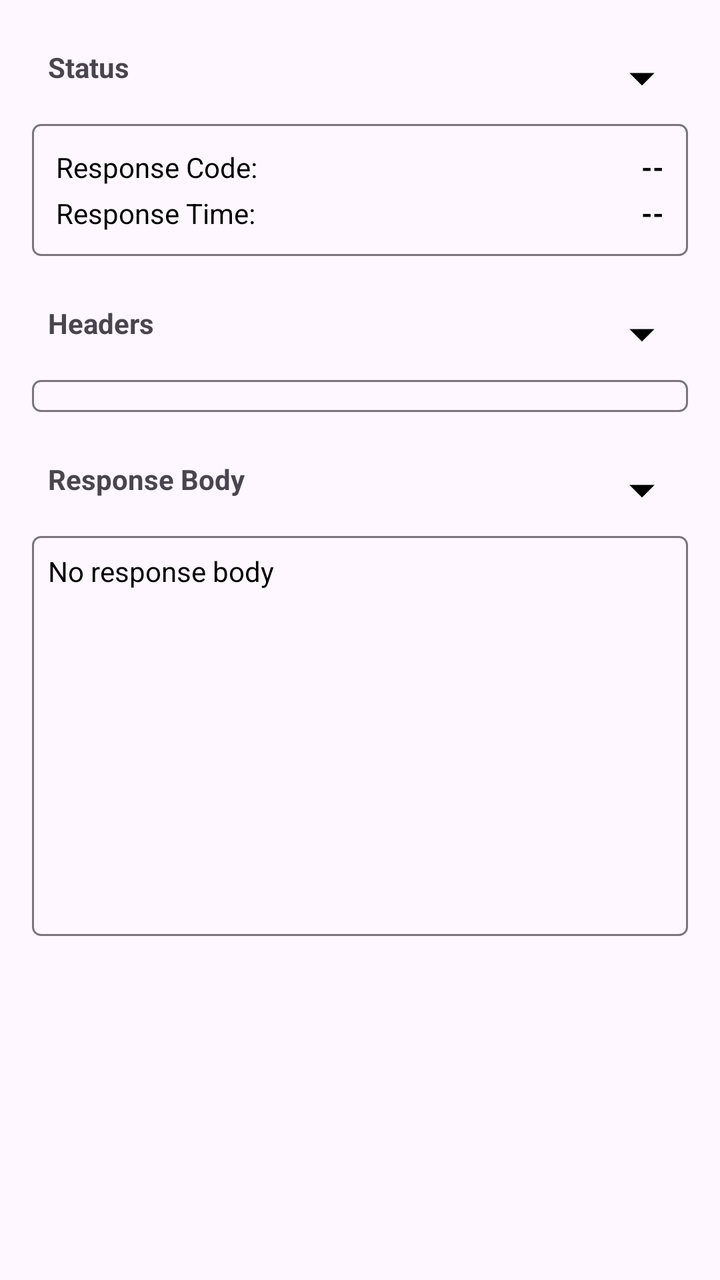
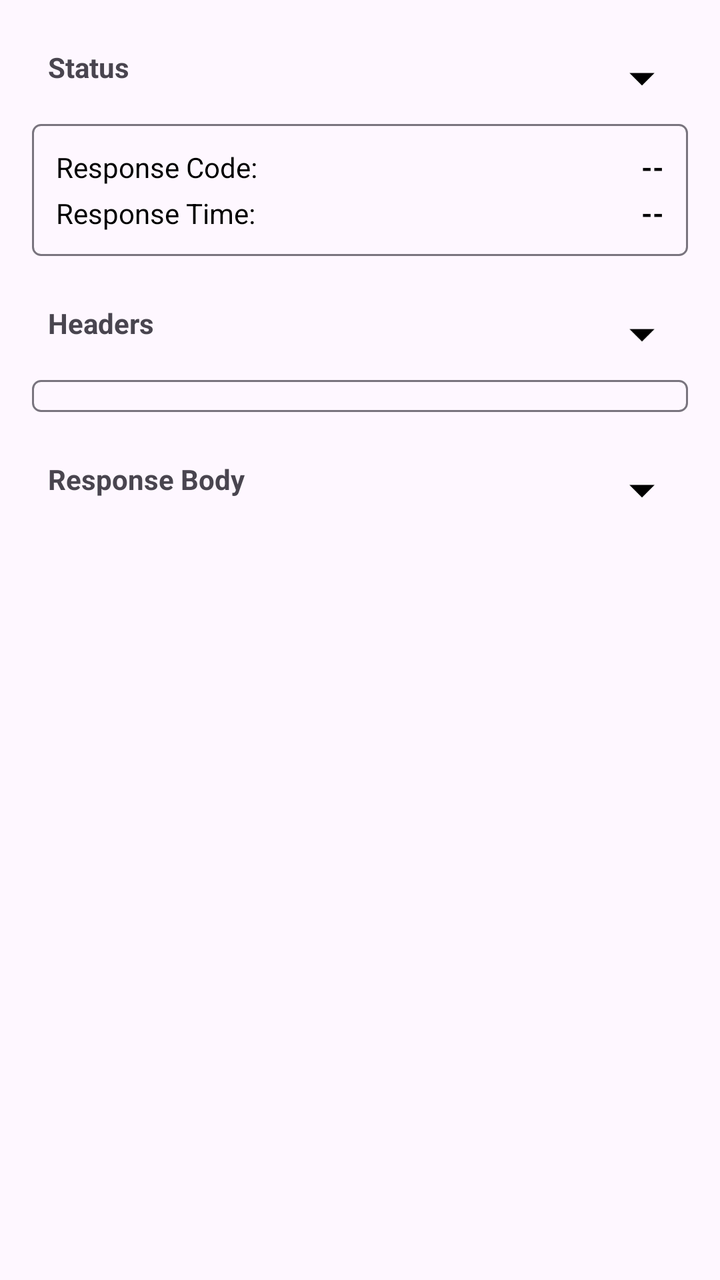

Before-and-after screenshots of an Android layout around one commit, followed by the original layout XML and the change that was made.
<!-- AndroidManifest.xml: application theme Theme.RestApp -->
<!-- res/layout/fragment_response.xml -->
<?xml version="1.0" encoding="utf-8"?>
<ScrollView xmlns:android="http://schemas.android.com/apk/res/android"
    xmlns:app="http://schemas.android.com/apk/res-auto"
    xmlns:tools="http://schemas.android.com/tools"
    android:layout_width="match_parent"
    android:layout_height="match_parent"
    android:fillViewport="true">

    <androidx.constraintlayout.widget.ConstraintLayout
        android:layout_width="match_parent"
        android:layout_height="wrap_content"
        android:padding="16dp">

        
        <LinearLayout
            android:id="@+id/llStatusHeader"
            android:layout_width="0dp"
            android:layout_height="wrap_content"
            android:orientation="horizontal"
            android:padding="8dp"
            app:layout_constraintEnd_toEndOf="parent"
            app:layout_constraintStart_toStartOf="parent"
            app:layout_constraintTop_toTopOf="parent">

            <TextView
                android:layout_width="0dp"
                android:layout_height="wrap_content"
                android:layout_weight="1"
                android:text="Status"
                android:textStyle="bold" />

            <ImageView
                android:id="@+id/ivStatusDropdown"
                android:layout_width="30dp"
                android:layout_height="30dp"
                android:src="@drawable/ic_drop_down"
                android:contentDescription="Toggle status visibility" />
        </LinearLayout>

        <LinearLayout
            android:id="@+id/llStatusContent"
            android:layout_width="0dp"
            android:layout_height="wrap_content"
            android:orientation="vertical"
            android:background="@drawable/border_outline"
            android:padding="12dp"
            android:visibility="visible"
            app:layout_constraintEnd_toEndOf="parent"
            app:layout_constraintStart_toStartOf="parent"
            app:layout_constraintTop_toBottomOf="@id/llStatusHeader">

            <LinearLayout
                android:layout_width="match_parent"
                android:layout_height="wrap_content"
                android:orientation="horizontal"
                android:layout_marginBottom="4dp">

                <TextView
                    android:layout_width="wrap_content"
                    android:layout_height="wrap_content"
                    android:text="Response Code:"
                    android:textColor="@android:color/black" />

                <TextView
                    android:id="@+id/tvResponseCode"
                    android:layout_width="0dp"
                    android:layout_height="wrap_content"
                    android:layout_weight="1"
                    android:text="--"
                    android:gravity="end"
                    android:textStyle="bold"
                    android:textColor="@android:color/black" />
            </LinearLayout>

            <LinearLayout
                android:layout_width="match_parent"
                android:layout_height="wrap_content"
                android:orientation="horizontal">

                <TextView
                    android:layout_width="wrap_content"
                    android:layout_height="wrap_content"
                    android:text="Response Time:"
                    android:textColor="@android:color/black" />

                <TextView
                    android:id="@+id/tvResponseTime"
                    android:layout_width="0dp"
                    android:layout_height="wrap_content"
                    android:layout_weight="1"
                    android:text="--"
                    android:gravity="end"
                    android:textStyle="bold"
                    android:textColor="@android:color/black" />
            </LinearLayout>
        </LinearLayout>

        
        <LinearLayout
            android:id="@+id/llHeadersHeader"
            android:layout_width="0dp"
            android:layout_height="wrap_content"
            android:orientation="horizontal"
            android:padding="8dp"
            android:layout_marginTop="16dp"
            app:layout_constraintEnd_toEndOf="parent"
            app:layout_constraintStart_toStartOf="parent"
            app:layout_constraintTop_toBottomOf="@id/llStatusContent">

            <TextView
                android:layout_width="0dp"
                android:layout_height="wrap_content"
                android:layout_weight="1"
                android:text="Headers"
                android:textStyle="bold" />

            <ImageView
                android:id="@+id/ivHeadersDropdown"
                android:layout_width="30dp"
                android:layout_height="30dp"
                android:src="@drawable/ic_drop_down"
                android:contentDescription="Toggle headers visibility" />
        </LinearLayout>

        <androidx.recyclerview.widget.RecyclerView
            android:id="@+id/rvHeaders"
            android:layout_width="0dp"
            android:layout_height="wrap_content"
            android:background="@drawable/border_outline"
            android:padding="8dp"
            android:visibility="visible"
            app:layout_constraintEnd_toEndOf="parent"
            app:layout_constraintStart_toStartOf="parent"
            app:layout_constraintTop_toBottomOf="@id/llHeadersHeader"
            tools:listitem="@layout/item_header" />

        
        <LinearLayout
            android:id="@+id/llBodyHeader"
            android:layout_width="0dp"
            android:layout_height="wrap_content"
            android:orientation="horizontal"
            android:padding="8dp"
            android:layout_marginTop="16dp"
            app:layout_constraintEnd_toEndOf="parent"
            app:layout_constraintStart_toStartOf="parent"
            app:layout_constraintTop_toBottomOf="@id/rvHeaders">

            <TextView
                android:layout_width="0dp"
                android:layout_height="wrap_content"
                android:layout_weight="1"
                android:text="Response Body"
                android:textStyle="bold" />

            <ImageView
                android:id="@+id/ivBodyDropdown"
                android:layout_width="30dp"
                android:layout_height="30dp"
                android:src="@drawable/ic_drop_down"
                android:contentDescription="Toggle body visibility" />
        </LinearLayout>

        <ScrollView
            android:id="@+id/svBodyContent"
            android:layout_width="0dp"
            android:layout_height="200dp"
            android:background="@drawable/border_outline"
            android:padding="8dp"
            android:visibility="visible"
            app:layout_constraintEnd_toEndOf="parent"
            app:layout_constraintStart_toStartOf="parent"
            app:layout_constraintTop_toBottomOf="@id/llBodyHeader">

            <TextView
                android:id="@+id/tvResponseBody"
                android:layout_width="match_parent"
                android:layout_height="wrap_content"
                android:text="No response body"
                android:textColor="@android:color/black" />
        </ScrollView>

    </androidx.constraintlayout.widget.ConstraintLayout>
</ScrollView>
<!-- res/layout/item_header.xml (included above) -->
<?xml version="1.0" encoding="utf-8"?>
<LinearLayout xmlns:android="http://schemas.android.com/apk/res/android"
    android:layout_width="match_parent"
    android:layout_height="wrap_content"
    android:orientation="horizontal"
    android:padding="8dp">

    <TextView
        android:id="@+id/tvHeaderName"
        android:layout_width="0dp"
        android:layout_height="wrap_content"
        android:layout_weight="1"
        android:textStyle="bold"
        android:textColor="@android:color/black"/>

    <TextView
        android:id="@+id/tvHeaderValue"
        android:layout_width="0dp"
        android:layout_height="wrap_content"
        android:layout_weight="1"
        android:textColor="@android:color/black"
        android:ellipsize="end"
        android:maxLines="1"/>
</LinearLayout>
<!-- resources referenced by this layout -->
<resources>
  <!-- drawable border_outline (drawable) -->
  <?xml version="1.0" encoding="utf-8"?>
  <shape xmlns:android="http://schemas.android.com/apk/res/android">
      <stroke android:width="1dp" android:color="?attr/colorOutline" />
      <corners android:radius="4dp" />
      <solid android:color="@android:color/transparent" />
  </shape>
  <!-- drawable ic_drop_down (drawable) -->
  <vector xmlns:android="http://schemas.android.com/apk/res/android" android:height="24dp" android:tint="#000000" android:viewportHeight="24" android:viewportWidth="24" android:width="24dp">
        
      <path android:fillColor="@android:color/white" android:pathData="M7,10l5,5 5,-5z"/>
      
  </vector>
  <style name="Theme.RestApp" parent="Base.Theme.RestApp" />
  <style name="Base.Theme.RestApp" parent="Theme.Material3.DayNight.NoActionBar">
          
          
      </style>
</resources>

<!-- the commit's change to res/layout/fragment_response.xml (unified diff, before → after) -->
@@ -37,6 +37,7 @@
                 android:contentDescription="Toggle status visibility" />
         </LinearLayout>
 
+        
         <LinearLayout
             android:id="@+id/llStatusContent"
             android:layout_width="0dp"
@@ -161,16 +162,31 @@
                 android:contentDescription="Toggle body visibility" />
         </LinearLayout>
 
+        
+        <androidx.recyclerview.widget.RecyclerView
+            android:id="@+id/rvJsonBody"
+            android:layout_width="0dp"
+            android:layout_height="600dp"
+            android:background="@drawable/border_outline"
+            android:padding="8dp"
+            android:visibility="gone"
+            tools:visibility="visible"
+            app:layout_constraintEnd_toEndOf="parent"
+            app:layout_constraintStart_toStartOf="parent"
+            app:layout_constraintTop_toBottomOf="@id/llBodyHeader" />
+
         <ScrollView
             android:id="@+id/svBodyContent"
             android:layout_width="0dp"
-            android:layout_height="200dp"
-            android:background="@drawable/border_outline"
-            android:padding="8dp"
-            android:visibility="visible"
-            app:layout_constraintEnd_toEndOf="parent"
-            app:layout_constraintStart_toStartOf="parent"
-            app:layout_constraintTop_toBottomOf="@id/llBodyHeader">
+            android:layout_height="600dp"
+            android:background="@drawable/border_outline"
+            android:padding="8dp"
+            android:visibility="gone"
+            tools:visibility="visible"
+            app:layout_constraintEnd_toEndOf="parent"
+            app:layout_constraintStart_toStartOf="parent"
+            app:layout_constraintTop_toBottomOf="@id/llBodyHeader"
+            >
 
             <TextView
                 android:id="@+id/tvResponseBody"
@@ -178,32 +194,55 @@
                 android:layout_height="wrap_content"
                 android:text="No response body"
                 android:textColor="@android:color/black" />
+
         </ScrollView>
 
     </androidx.constraintlayout.widget.ConstraintLayout>
+
 </ScrollView>
 <!-- res/layout/item_header.xml (included above) -->
 <?xml version="1.0" encoding="utf-8"?>
-<LinearLayout xmlns:android="http://schemas.android.com/apk/res/android"
+<androidx.constraintlayout.widget.ConstraintLayout
+    xmlns:android="http://schemas.android.com/apk/res/android"
+    xmlns:app="http://schemas.android.com/apk/res-auto"
     android:layout_width="match_parent"
     android:layout_height="wrap_content"
-    android:orientation="horizontal"
     android:padding="8dp">
 
+    
     <TextView
         android:id="@+id/tvHeaderName"
         android:layout_width="0dp"
         android:layout_height="wrap_content"
-        android:layout_weight="1"
         android:textStyle="bold"
-        android:textColor="@android:color/black"/>
-
-    <TextView
-        android:id="@+id/tvHeaderValue"
+        android:textColor="@android:color/black"
+        android:maxLines="1"
+        android:ellipsize="end"
+        android:paddingEnd="8dp"
+        app:layout_constraintStart_toStartOf="parent"
+        app:layout_constraintTop_toTopOf="parent"
+        app:layout_constraintBottom_toBottomOf="parent"
+        app:layout_constraintWidth_percent="0.4"/>
+
+    
+    <HorizontalScrollView
         android:layout_width="0dp"
         android:layout_height="wrap_content"
-        android:layout_weight="1"
-        android:textColor="@android:color/black"
-        android:ellipsize="end"
-        android:maxLines="1"/>
-</LinearLayout>
+        android:scrollbars="none"
+        android:fillViewport="true"
+        app:layout_constraintStart_toEndOf="@id/tvHeaderName"
+        app:layout_constraintTop_toTopOf="parent"
+        app:layout_constraintBottom_toBottomOf="parent"
+        app:layout_constraintEnd_toEndOf="parent">
+
+        <TextView
+            android:id="@+id/tvHeaderValue"
+            android:layout_width="wrap_content"
+            android:layout_height="wrap_content"
+            android:textColor="@android:color/black"
+            android:maxLines="1"
+            android:ellipsize="none"/>
+
+    </HorizontalScrollView>
+
+</androidx.constraintlayout.widget.ConstraintLayout>
